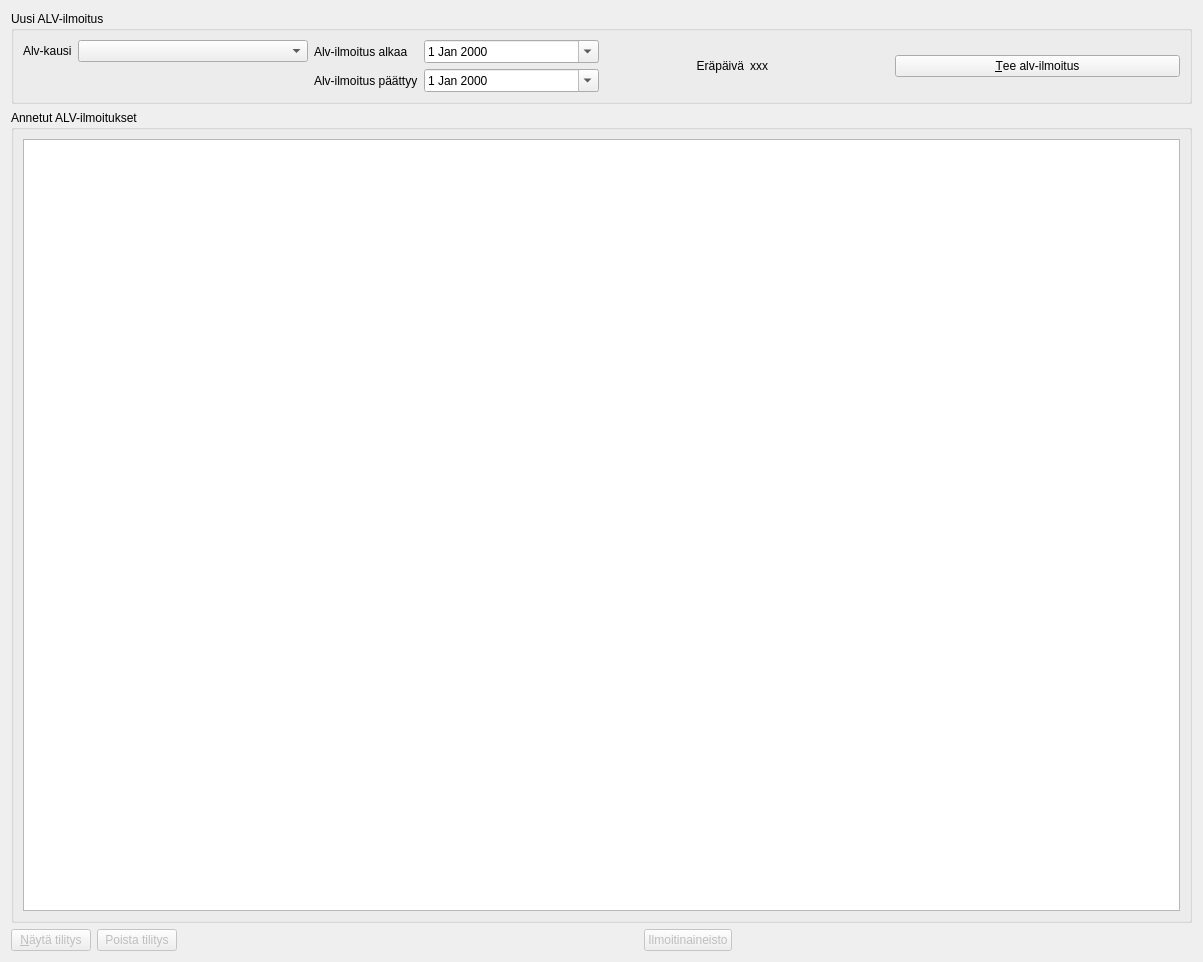
artoh/kitupiikki, file kitsas/alv/arvonlisavero.ui: the form before one commit.
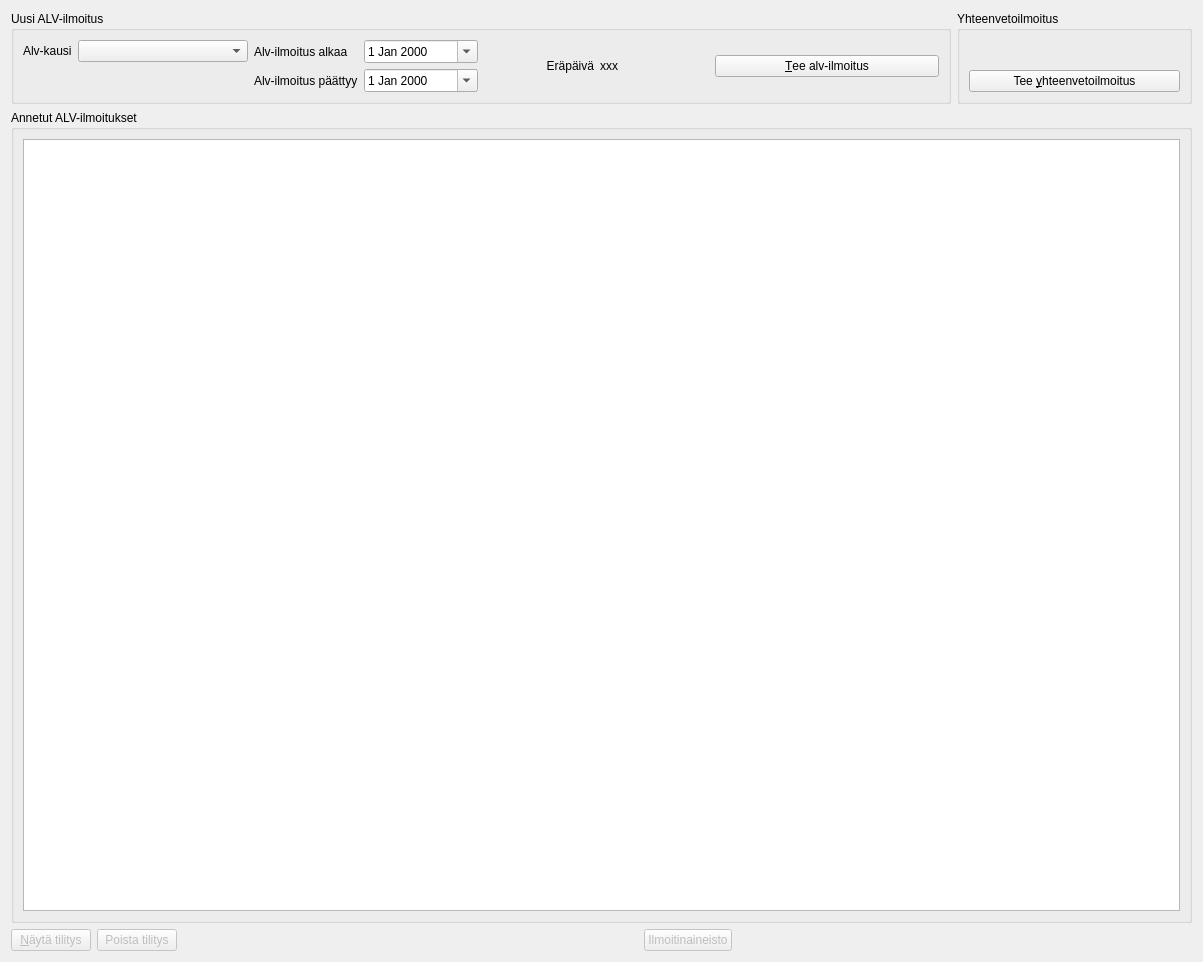
The form after the commit. Icons and pictures are not drawn.

Commit message: Yhtreisömyynnin yhteenvetoilmoitus

Diff of the .ui file:
```diff
--- a/kitsas/alv/arvonlisavero.ui
+++ b/kitsas/alv/arvonlisavero.ui
@@ -13,7 +13,9 @@
   <property name="windowTitle">
    <string>Form</string>
   </property>
-  <layout class="QVBoxLayout" name="verticalLayout_2">
+  <layout class="QVBoxLayout" name="verticalLayout_3" stretch="0,1,0">
+   <item>
+    <layout class="QHBoxLayout" name="horizontalLayout_4" stretch="4,1">
    <item>
     <widget class="QGroupBox" name="ilmoitusGroup">
      <property name="title">
@@ -103,6 +105,38 @@
       </item>
      </layout>
     </widget>
+     </item>
+     <item>
+      <widget class="QGroupBox" name="yhteenvetoGroup">
+       <property name="title">
+        <string>Yhteenvetoilmoitus</string>
+       </property>
+       <layout class="QVBoxLayout" name="verticalLayout_2">
+        <item>
+         <widget class="QLabel" name="yhteenvetoLabel">
+          <property name="text">
+           <string/>
+          </property>
+          <property name="wordWrap">
+           <bool>true</bool>
+          </property>
+         </widget>
+        </item>
+        <item>
+         <widget class="QPushButton" name="yhteenvetoButton">
+          <property name="text">
+           <string>Tee &amp;yhteenvetoilmoitus</string>
+          </property>
+          <property name="icon">
+           <iconset resource="../pic/pic.qrc">
+            <normaloff>:/pic/eu.png</normaloff>:/pic/eu.png</iconset>
+          </property>
+         </widget>
+        </item>
+       </layout>
+      </widget>
+     </item>
+    </layout>
    </item>
    <item>
     <widget class="QGroupBox" name="groupBox">
```
Lines whose indentation alone changed are shown as unchanged. The commit also changes 9 other files.
